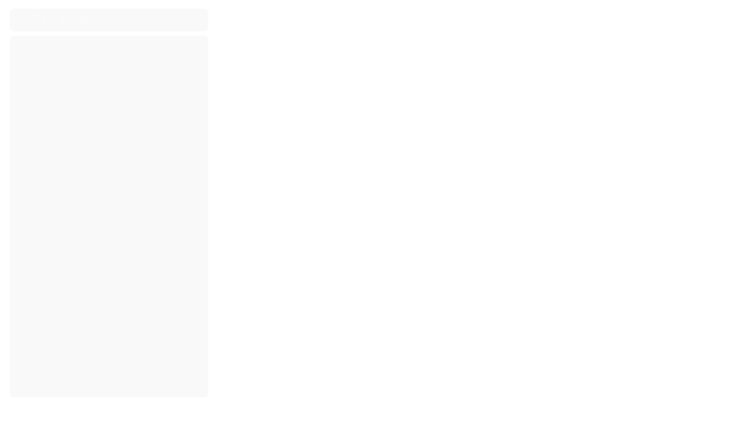
Qt form teraplus/client/src/editors/DataListWidget.ui (introlab/opentera) before a commit.
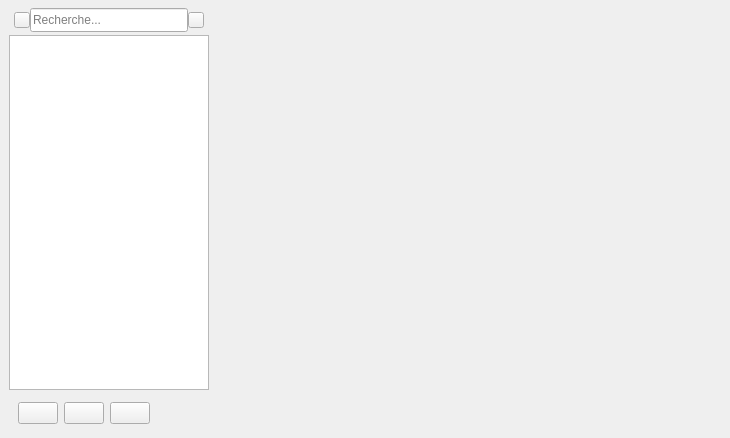
The same form after that commit. Icons and pictures are not drawn.

The edit to the form file:
```diff
--- a/teraplus/client/src/editors/DataListWidget.ui
+++ b/teraplus/client/src/editors/DataListWidget.ui
@@ -20,7 +20,8 @@
    <string>Form</string>
   </property>
   <property name="styleSheet">
-   <string notr="true">QWidget#DataListWidget{background-image: url(:/pictures/TeRA_Background.png); }
+   <string notr="true">/*
+QWidget#DataListWidget{background-image: url(://TeRA_Background.png); }
 QPushButton#btnConnect, QFrame{background-color:rgb(80,180,80)}
 
 QWidget{background-color: rgba(0,0,0,0);color:white;border-radius:5px;}
@@ -53,7 +54,7 @@
             border-image: none;
             image:url(:/pictures/controls/branch_opened.png);
     }
-
+*/
 </string>
   </property>
   <layout class="QHBoxLayout" name="horizontalLayout">
```
